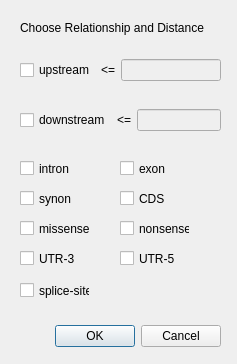
Qt form Project/ui/RelationshipFilter3.ui (tatazakup/NetAffx-Project) before a commit.
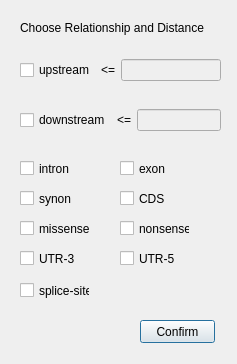
The same form after that commit.

Commit message: add fix gui ok button position relation some testcase

What changed in the file:
```diff
--- a/Project/ui/RelationshipFilter3.ui
+++ b/Project/ui/RelationshipFilter3.ui
@@ -13,22 +13,6 @@
   <property name="windowTitle">
    <string>RelationshipFilter</string>
   </property>
-  <widget class="QDialogButtonBox" name="buttonBox">
-   <property name="geometry">
-    <rect>
-     <x>50</x>
-     <y>320</y>
-     <width>171</width>
-     <height>32</height>
-    </rect>
-   </property>
-   <property name="orientation">
-    <enum>Qt::Horizontal</enum>
-   </property>
-   <property name="standardButtons">
-    <set>QDialogButtonBox::Cancel|QDialogButtonBox::Ok</set>
-   </property>
-  </widget>
   <widget class="QWidget" name="horizontalLayoutWidget">
    <property name="geometry">
     <rect>
@@ -231,6 +215,19 @@
     <string>Choose Relationship and Distance</string>
    </property>
   </widget>
+  <widget class="QPushButton" name="confirm_button">
+   <property name="geometry">
+    <rect>
+     <x>140</x>
+     <y>320</y>
+     <width>75</width>
+     <height>23</height>
+    </rect>
+   </property>
+   <property name="text">
+    <string>Confirm</string>
+   </property>
+  </widget>
  </widget>
  <resources/>
  <connections>
```
Left out of the diff: 35 changed lines with no effect on the pictures. The commit also changes 6 other files.
